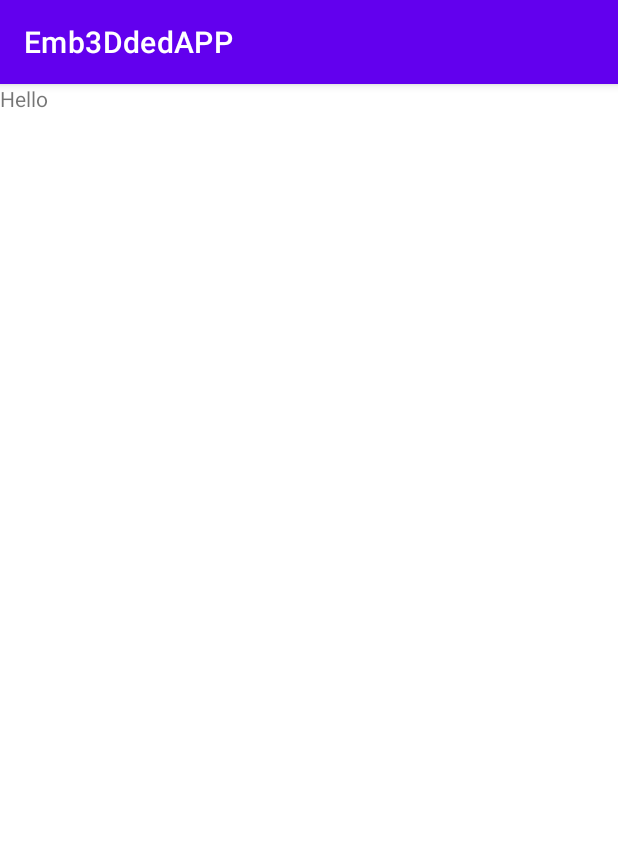
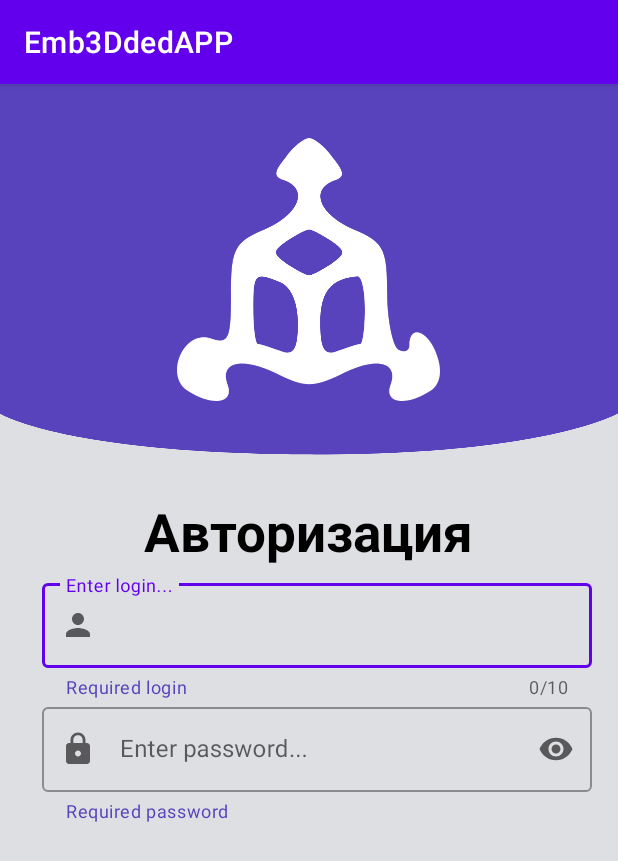
Before and after one commit to 1ntellekt/Emb3DdedAPP, an Android app: the fragment SignInFragment shown on its own in the app's theme, on a phone screen of 412 x 824 dp. Shown: the top 861 px of the screen. Run offline under Robolectric (Android 15) with nearby library versions, the phone set to English and light mode, and no system bars.

Commit message:
commit add page changes

```diff
--- a/app/build.gradle
+++ b/app/build.gradle
@@ -44,6 +44,8 @@ dependencies {
     implementation 'androidx.legacy:legacy-support-v4:1.0.0'
     implementation 'androidx.lifecycle:lifecycle-livedata-ktx:2.4.1'
     implementation 'androidx.lifecycle:lifecycle-viewmodel-ktx:2.4.1'
+    implementation 'androidx.navigation:navigation-fragment-ktx:2.4.1'
+    implementation 'androidx.navigation:navigation-ui-ktx:2.4.1'
     testImplementation 'junit:junit:4.13.2'
     androidTestImplementation 'androidx.test.ext:junit:1.1.3'
     androidTestImplementation 'androidx.test.espresso:espresso-core:3.4.0'
--- /dev/null
+++ b/app/src/main/res/drawable/ic_baseline_lock_24.xml
@@ -0,0 +1,10 @@
+<vector xmlns:android="http://schemas.android.com/apk/res/android"
+    android:width="24dp"
+    android:height="24dp"
+    android:viewportWidth="24"
+    android:viewportHeight="24"
+    android:tint="?attr/colorControlNormal">
+  <path
+      android:fillColor="@android:color/white"
+      android:pathData="M18,8h-1L17,6c0,-2.76 -2.24,-5 -5,-5S7,3.24 7,6v2L6,8c-1.1,0 -2,0.9 -2,2v10c0,1.1 0.9,2 2,2h12c1.1,0 2,-0.9 2,-2L20,10c0,-1.1 -0.9,-2 -2,-2zM12,17c-1.1,0 -2,-0.9 -2,-2s0.9,-2 2,-2 2,0.9 2,2 -0.9,2 -2,2zM15.1,8L8.9,8L8.9,6c0,-1.71 1.39,-3.1 3.1,-3.1 1.71,0 3.1,1.39 3.1,3.1v2z"/>
+</vector>
--- /dev/null
+++ b/app/src/main/res/drawable/ic_baseline_person_24.xml
@@ -0,0 +1,10 @@
+<vector xmlns:android="http://schemas.android.com/apk/res/android"
+    android:width="24dp"
+    android:height="24dp"
+    android:viewportWidth="24"
+    android:viewportHeight="24"
+    android:tint="?attr/colorControlNormal">
+  <path
+      android:fillColor="@android:color/white"
+      android:pathData="M12,12c2.21,0 4,-1.79 4,-4s-1.79,-4 -4,-4 -4,1.79 -4,4 1.79,4 4,4zM12,14c-2.67,0 -8,1.34 -8,4v2h16v-2c0,-2.66 -5.33,-4 -8,-4z"/>
+</vector>
--- a/app/src/main/res/layout/sign_in_fragment.xml
+++ b/app/src/main/res/layout/sign_in_fragment.xml
@@ -1,13 +1,88 @@
 <?xml version="1.0" encoding="utf-8"?>
-<FrameLayout xmlns:android="http://schemas.android.com/apk/res/android"
+<RelativeLayout xmlns:android="http://schemas.android.com/apk/res/android"
     xmlns:tools="http://schemas.android.com/tools"
     android:layout_width="match_parent"
     android:layout_height="match_parent"
+    xmlns:app="http://schemas.android.com/apk/res-auto"
+    android:background="@color/background_color"
     tools:context=".screens.signin.SignInFragment">
 
-    <TextView
+    <RelativeLayout
+        android:layout_alignParentTop="true"
+        android:background="@drawable/back_top_signin"
         android:layout_width="match_parent"
-        android:layout_height="match_parent"
-        android:text="Hello" />
+        android:layout_height="wrap_content">
 
-</FrameLayout>
+        <RelativeLayout
+            android:background="@drawable/big_icon_logo_two"
+            android:layout_width="wrap_content"
+            android:layout_centerInParent="true"
+            android:layout_height="wrap_content"/>
+
+    </RelativeLayout>
+
+
+        <LinearLayout
+            android:layout_centerInParent="true"
+            android:orientation="vertical"
+            android:layout_width="match_parent"
+            android:gravity="center"
+            android:layout_height="wrap_content">
+
+            <TextView
+                android:text="Авторизация"
+                android:textSize="35sp"
+                android:textStyle="bold"
+                android:textColor="@color/black"
+                android:layout_width="wrap_content"
+                android:layout_height="wrap_content"/>
+
+            <LinearLayout
+                android:layout_marginTop="5dp"
+                android:orientation="vertical"
+                android:layout_marginEnd="20sp"
+                android:layout_marginStart="25dp"
+                android:layout_width="match_parent"
+                android:layout_height="wrap_content">
+
+                <com.google.android.material.textfield.TextInputLayout
+                    android:id="@+id/edLoginLayout"
+                    style="@style/Widget.MaterialComponents.TextInputLayout.OutlinedBox"
+                    android:hint="Enter login..."
+                    app:counterEnabled="true"
+                    app:counterMaxLength="10"
+                    app:helperText="Required login"
+                    app:startIconDrawable="@drawable/ic_baseline_person_24"
+                    app:endIconMode="clear_text"
+                    app:helperTextTextColor="@color/color_purple"
+                    android:layout_width="match_parent"
+                    android:layout_height="wrap_content">
+                    <com.google.android.material.textfield.TextInputEditText
+                        android:id="@+id/edLogin"
+                        android:layout_width="match_parent"
+                        android:layout_height="wrap_content"/>
+                </com.google.android.material.textfield.TextInputLayout>
+
+                <com.google.android.material.textfield.TextInputLayout
+                    android:id="@+id/edPasswordLayout"
+                    style="@style/Widget.MaterialComponents.TextInputLayout.OutlinedBox"
+                    android:hint="Enter password..."
+                    app:endIconMode="password_toggle"
+                    app:helperText="Required password"
+                    app:startIconDrawable="@drawable/ic_baseline_lock_24"
+                    app:helperTextTextColor="@color/color_purple"
+                    android:layout_width="match_parent"
+                    android:layout_height="wrap_content">
+                    <com.google.android.material.textfield.TextInputEditText
+                        android:id="@+id/edPassword"
+                        android:layout_width="match_parent"
+                        android:inputType="textPassword"
+                        android:layout_height="wrap_content"/>
+                </com.google.android.material.textfield.TextInputLayout>
+
+            </LinearLayout>
+
+        </LinearLayout>
+
+
+</RelativeLayout>
--- a/app/src/main/res/values-night/themes.xml
+++ /dev/null
@@ -1,16 +0,0 @@
-<resources xmlns:tools="http://schemas.android.com/tools">
-    <!-- Base application theme. -->
-    <style name="Theme.Emb3DdedAPP" parent="Theme.MaterialComponents.DayNight.DarkActionBar">
-        <!-- Primary brand color. -->
-        <item name="colorPrimary">@color/purple_200</item>
-        <item name="colorPrimaryVariant">@color/purple_700</item>
-        <item name="colorOnPrimary">@color/black</item>
-        <!-- Secondary brand color. -->
-        <item name="colorSecondary">@color/teal_200</item>
-        <item name="colorSecondaryVariant">@color/teal_200</item>
-        <item name="colorOnSecondary">@color/black</item>
-        <!-- Status bar color. -->
-        <item name="android:statusBarColor" tools:targetApi="l">?attr/colorPrimaryVariant</item>
-        <!-- Customize your theme here. -->
-    </style>
-</resources>
--- a/app/src/main/res/values/colors.xml
+++ b/app/src/main/res/values/colors.xml
@@ -7,4 +7,9 @@
     <color name="teal_700">#FF018786</color>
     <color name="black">#FF000000</color>
     <color name="white">#FFFFFFFF</color>
+
+    <color name="background_color">#DEDFE3</color>
+    <color name="color_purple">#5843BC</color>
+    <color name="color_btn_auth">#141510</color>
+
 </resources>
```
Also changed, not shown: app/src/main/res/drawable/ic_baseline_vpn_key_24.xml (added, +10 -0 lines), app/src/main/res/layout/load_fragment.xml (+10 -6 lines), app/src/main/res/navigation/nav_app.xml (added, +62 -0 lines).
